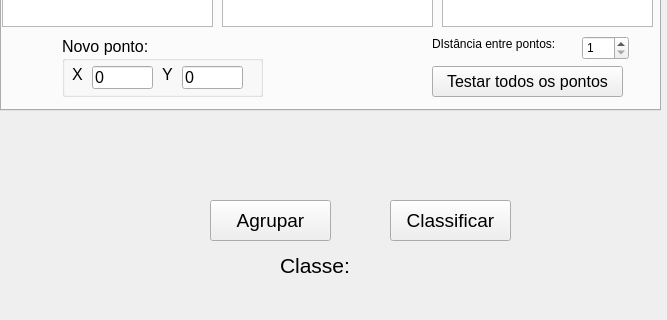
This is mainwindow.ui in renannetto/reconhecimento-padroes as Qt 5 draws it before an edit; both pictures show x 0 to 667 and y 406 to 726 of the 935 by 726 pixel window. The edited form follows.
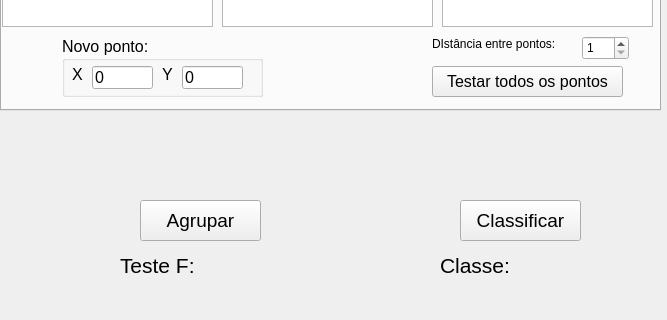
This is the edited form. Custom widgets are drawn as their Qt base class.

Commit message: Código do teste f

Patch:
```diff
--- a/mainwindow.ui
+++ b/mainwindow.ui
@@ -257,7 +257,7 @@
    <widget class="QLabel" name="label">
     <property name="geometry">
      <rect>
-      <x>280</x>
+      <x>440</x>
       <y>620</y>
       <width>81</width>
       <height>31</height>
@@ -275,7 +275,7 @@
    <widget class="QLabel" name="classe_label">
     <property name="geometry">
      <rect>
-      <x>370</x>
+      <x>530</x>
       <y>630</y>
       <width>57</width>
       <height>15</height>
@@ -338,7 +338,7 @@
    <widget class="QPushButton" name="pushButton">
     <property name="geometry">
      <rect>
-      <x>390</x>
+      <x>460</x>
       <y>570</y>
       <width>121</width>
       <height>41</height>
@@ -764,7 +764,7 @@
    <widget class="QPushButton" name="pushButton_5">
     <property name="geometry">
      <rect>
-      <x>210</x>
+      <x>140</x>
       <y>570</y>
       <width>121</width>
       <height>41</height>
@@ -779,6 +779,42 @@
      <string>Agrupar</string>
     </property>
    </widget>
+   <widget class="QLabel" name="teste_f_label">
+    <property name="geometry">
+     <rect>
+      <x>210</x>
+      <y>630</y>
+      <width>71</width>
+      <height>16</height>
+     </rect>
+    </property>
+    <property name="font">
+     <font>
+      <pointsize>16</pointsize>
+     </font>
+    </property>
+    <property name="text">
+     <string/>
+    </property>
+   </widget>
+   <widget class="QLabel" name="label_14">
+    <property name="geometry">
+     <rect>
+      <x>120</x>
+      <y>620</y>
+      <width>81</width>
+      <height>31</height>
+     </rect>
+    </property>
+    <property name="font">
+     <font>
+      <pointsize>16</pointsize>
+     </font>
+    </property>
+    <property name="text">
+     <string>Teste F:</string>
+    </property>
+   </widget>
   </widget>
   <widget class="QMenuBar" name="menuBar">
    <property name="geometry">
```
The commit also changes 7 other files.
